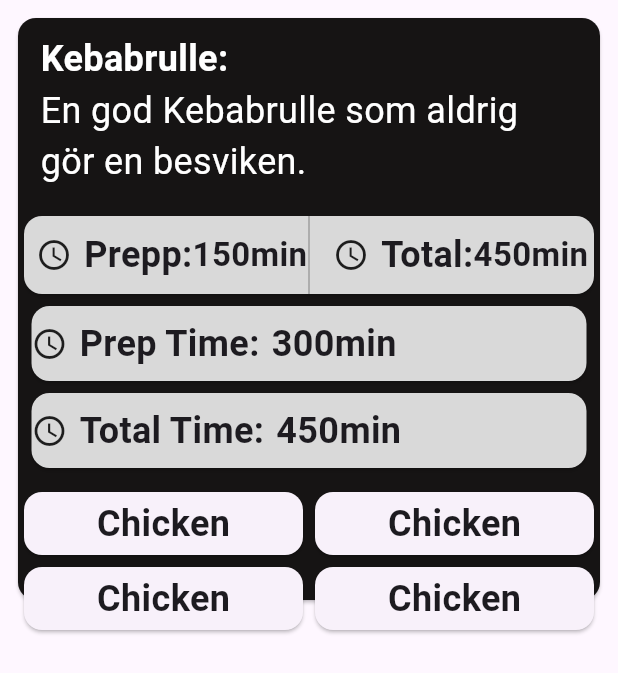
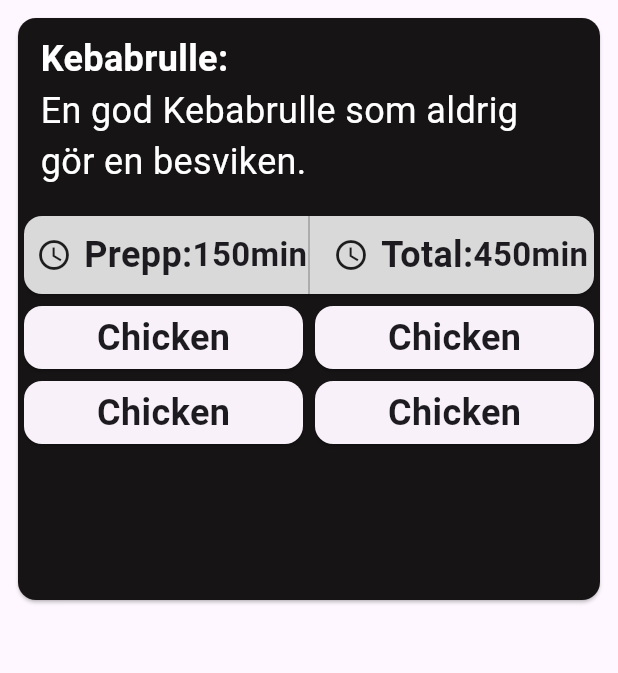
Before and after one commit to Bronziel/halfbaked, a Flutter app: the IntroIpad widget shown alone on an empty page, opened directly, on a phone screen of 412 x 824 dp. Shown: the top 673 px of the screen. Run offline on Flutter 3.47's test engine with Material 3 defaults, Android fonts, the phone set to English and light mode, and no system bars; our stand-ins replace carousel_slider.

Commit message:
more work on it

```diff
--- a/lib/components/info_box/info_ipad.dart
+++ b/lib/components/info_box/info_ipad.dart
@@ -47,15 +47,7 @@ class IntroIpad extends StatelessWidget {
                   ),
                 ),
                 TimecardCombinedIpad(),
-                 SizedBox(
-                  width: double.infinity,
-                  child:  Column(
-                    children: [
-                      PreppTimeCardIpad(),
-                      TotalTimeCardIpad()
-                    ],
-                  ),
-                ),
+
                  SizedBox(
                   width: double.infinity,
                   height: 100,
```
